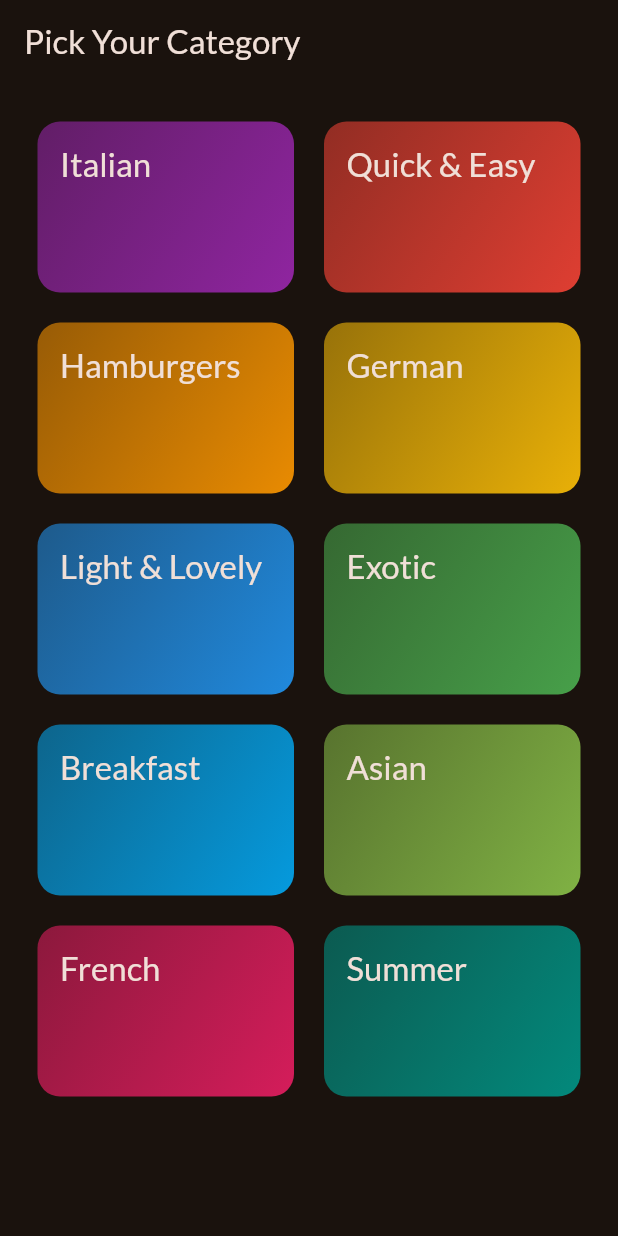
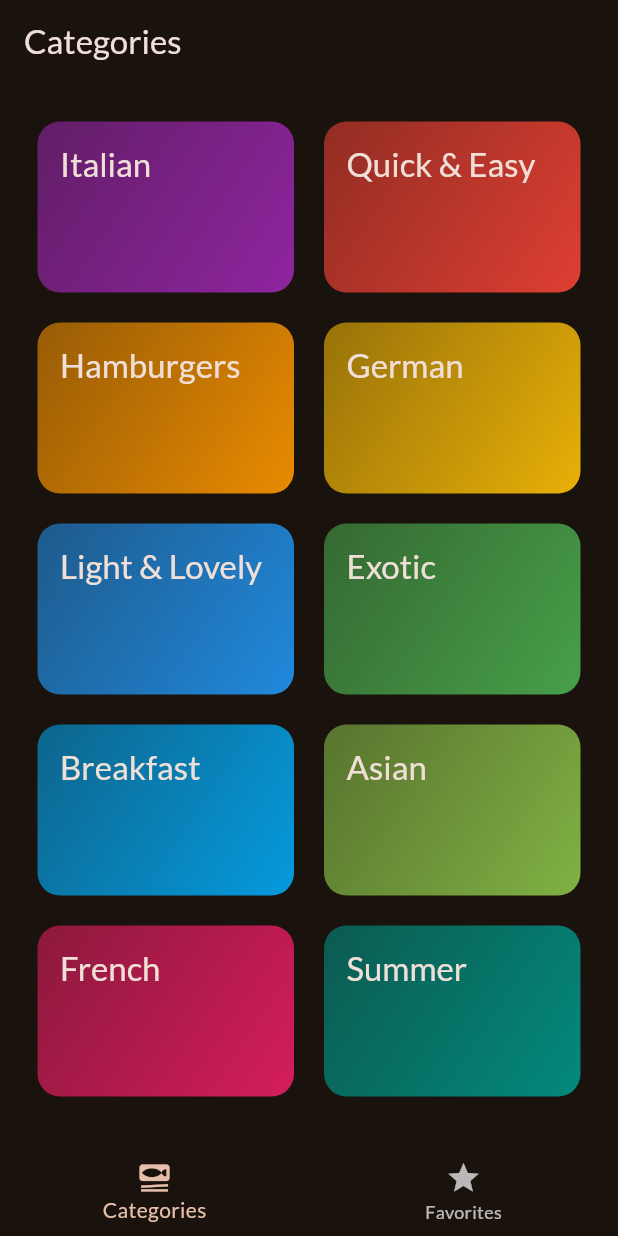
Before and after one commit to natib21/Flutter-Meals_App, a Flutter app: the screen it shows after launch, on a phone screen of 412 x 824 dp. Run offline on Flutter 3.47's test engine with Material 3 defaults, Android fonts, the phone set to English and light mode, and no system bars; our stand-ins replace google_fonts, transparent_image.

Commit message:
Add Tab-Based Navigation

```diff
--- a/lib/main.dart
+++ b/lib/main.dart
@@ -1,6 +1,7 @@
 import 'package:flutter/material.dart';
 import 'package:google_fonts/google_fonts.dart';
 import 'package:meals_app_flutter/screens/catagories.dart';
+import 'package:meals_app_flutter/screens/tabs.dart';
 
 final theme = ThemeData(
     primarySwatch: Colors.blue,
@@ -18,7 +19,7 @@ class App extends StatelessWidget {
   Widget build(BuildContext context) {
     return MaterialApp(
       theme: theme,
-      home: CatagoriesScreen(),
+      home: TabsScreen(),
     );
   }
 }
--- a/lib/screens/catagories.dart
+++ b/lib/screens/catagories.dart
@@ -20,11 +20,7 @@ class CatagoriesScreen extends StatelessWidget {
 
   @override
   Widget build(BuildContext context) {
-    return Scaffold(
-        appBar: AppBar(
-          title: Text('Pick Your Category'),
-        ),
-        body: GridView(
+    return GridView(
       padding: const EdgeInsets.all(25),
       gridDelegate: const SliverGridDelegateWithFixedCrossAxisCount(
           crossAxisCount: 2,
@@ -38,6 +34,6 @@ class CatagoriesScreen extends StatelessWidget {
             onSelectCategory: () => _selectCategory(context, category),
           )
       ],
-        ));
+    );
   }
 }
--- /dev/null
+++ b/lib/screens/tabs.dart
@@ -0,0 +1,45 @@
+import 'package:flutter/material.dart';
+import 'package:meals_app_flutter/screens/catagories.dart';
+import 'package:meals_app_flutter/screens/meals.dart';
+
+class TabsScreen extends StatefulWidget {
+  @override
+  State<TabsScreen> createState() {
+    return _TabsScreen();
+  }
+}
+
+class _TabsScreen extends State<TabsScreen> {
+  int _selectedPageIndex = 0;
+
+  void _selectPage(int index) {
+    setState(() {
+      _selectedPageIndex = index;
+    });
+  }
+
+  @override
+  Widget build(BuildContext context) {
+    Widget activePage = CatagoriesScreen();
+    var activePageTitle = 'Categories';
+
+    if (_selectedPageIndex == 1) {
+      activePage = MealsScreen(meals: []);
+      activePageTitle = 'Your Favorites';
+    }
+    return Scaffold(
+      appBar: AppBar(
+        title: Text(activePageTitle),
+      ),
+      body: activePage,
+      bottomNavigationBar: BottomNavigationBar(
+          onTap: _selectPage,
+          currentIndex: _selectedPageIndex,
+          items: [
+            BottomNavigationBarItem(
+                icon: Icon(Icons.set_meal), label: "Categories"),
+            BottomNavigationBarItem(icon: Icon(Icons.star), label: "Favorites")
+          ]),
+    );
+  }
+}
```
Also changed, not shown: lib/screens/meals.dart (+7 -3 lines). Lines whose indentation alone changed are shown as unchanged.
